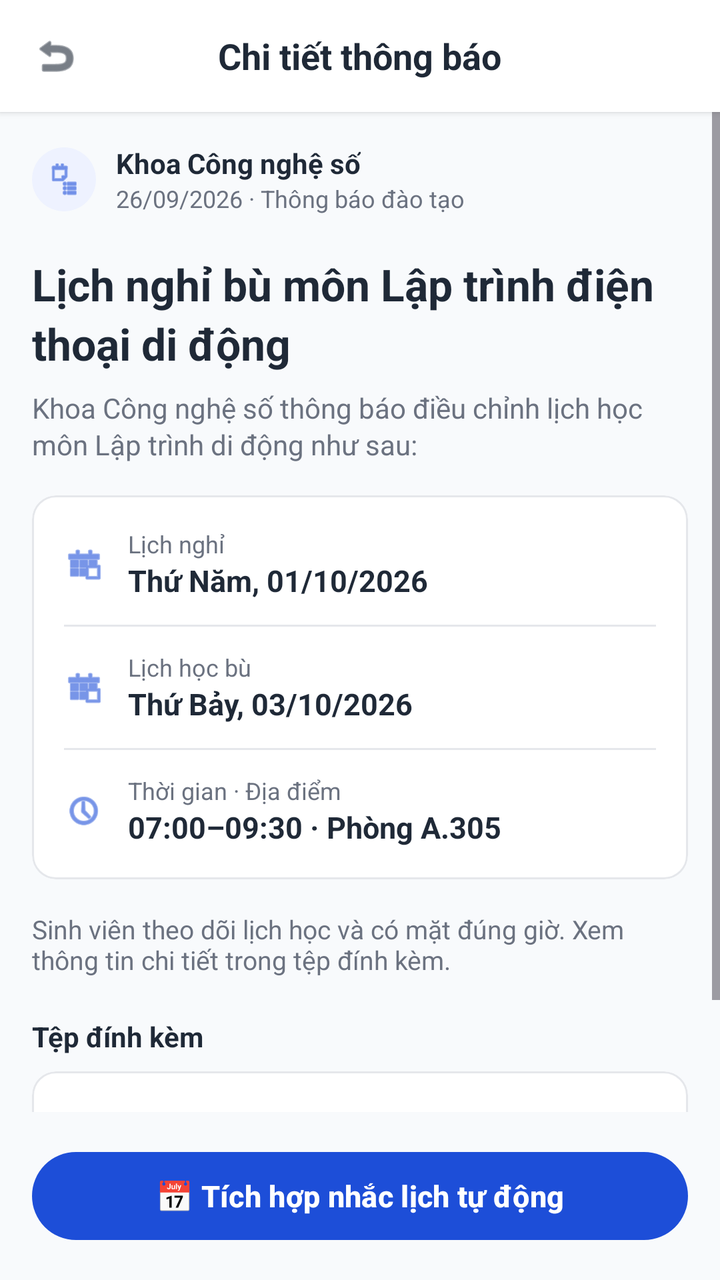
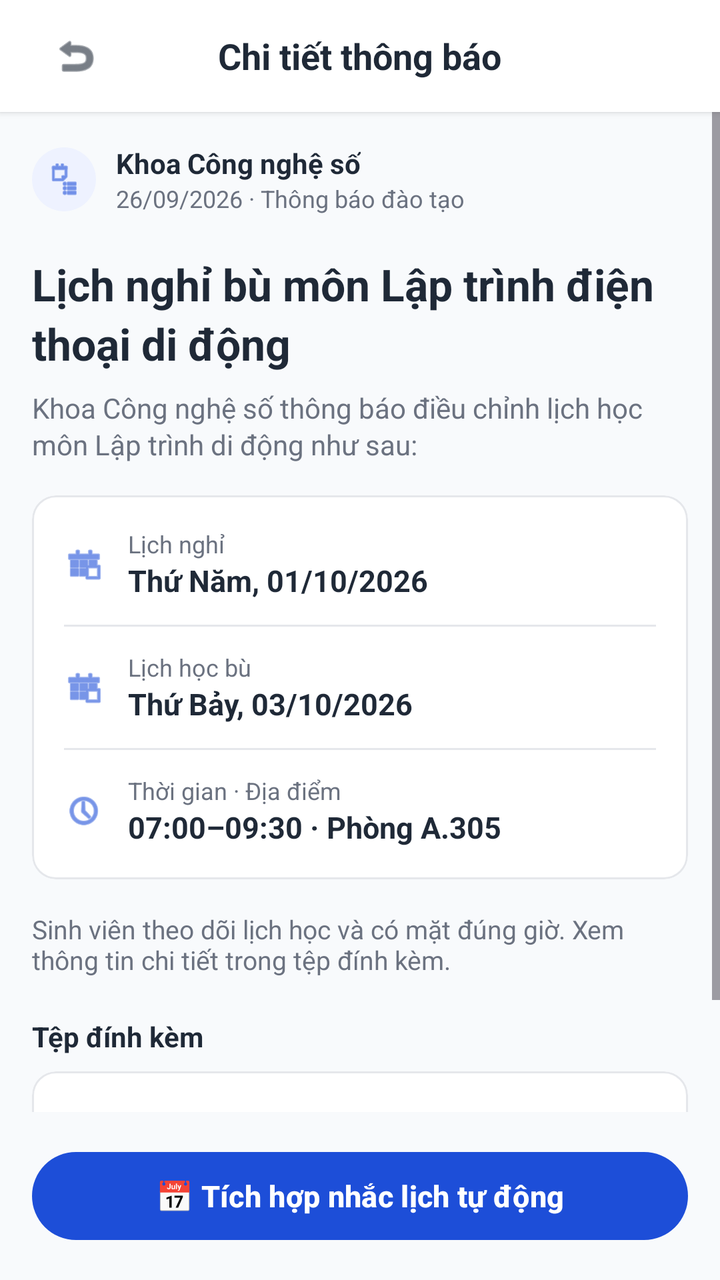

Before-and-after screenshots of an Android layout around one commit, followed by the original layout XML and the change that was made.
<!-- AndroidManifest.xml: application theme Theme.XayDung -->
<!-- res/layout/activity_notification_detail.xml -->
<?xml version="1.0" encoding="utf-8"?>
<RelativeLayout xmlns:android="http://schemas.android.com/apk/res/android"
    xmlns:app="http://schemas.android.com/apk/res-auto"
    android:layout_width="match_parent"
    android:layout_height="match_parent"
    android:background="@color/figma_bg">

    
    <RelativeLayout
        android:id="@+id/headerToolbar"
        android:layout_width="match_parent"
        android:layout_height="56dp"
        android:paddingHorizontal="16dp"
        android:background="@color/white"
        android:elevation="2dp">

        <ImageView
            android:id="@+id/btnBack"
            android:layout_width="24dp"
            android:layout_height="24dp"
            android:layout_centerVertical="true"
            android:src="@android:drawable/ic_menu_revert"
            android:contentDescription="Back"
            app:tint="@color/figma_text_primary" />

        <TextView
            android:layout_width="wrap_content"
            android:layout_height="wrap_content"
            android:layout_centerInParent="true"
            android:text="Chi tiết thông báo"
            android:textColor="@color/figma_text_primary"
            android:textSize="18sp"
            android:textStyle="bold" />
    </RelativeLayout>

    <ScrollView
        android:layout_width="match_parent"
        android:layout_height="match_parent"
        android:layout_below="@id/headerToolbar"
        android:layout_above="@id/btnIntegrateSchedule"
        android:fillViewport="true">

        <LinearLayout
            android:layout_width="match_parent"
            android:layout_height="wrap_content"
            android:orientation="vertical"
            android:padding="16dp">

            
            <LinearLayout
                android:layout_width="wrap_content"
                android:layout_height="wrap_content"
                android:orientation="horizontal"
                android:gravity="center_vertical">

                <FrameLayout
                    android:layout_width="32dp"
                    android:layout_height="32dp"
                    android:background="@drawable/bg_logo_badge">

                    <ImageView
                        android:layout_width="18dp"
                        android:layout_height="18dp"
                        android:layout_gravity="center"
                        android:src="@android:drawable/ic_menu_agenda"
                        android:contentDescription="Icon"
                        app:tint="@color/figma_blue" />
                </FrameLayout>

                <LinearLayout
                    android:layout_width="wrap_content"
                    android:layout_height="wrap_content"
                    android:layout_marginStart="10dp"
                    android:orientation="vertical">

                    <TextView
                        android:layout_width="wrap_content"
                        android:layout_height="wrap_content"
                        android:text="Khoa Công nghệ số"
                        android:textColor="@color/figma_text_primary"
                        android:textSize="14sp"
                        android:textStyle="bold" />

                    <TextView
                        android:layout_width="wrap_content"
                        android:layout_height="wrap_content"
                        android:text="26/09/2026 · Thông báo đào tạo"
                        android:textColor="@color/figma_text_secondary"
                        android:textSize="12sp" />
                </LinearLayout>
            </LinearLayout>

            
            <TextView
                android:layout_width="match_parent"
                android:layout_height="wrap_content"
                android:layout_marginTop="20dp"
                android:text="Lịch nghỉ bù môn Lập trình điện thoại di động"
                android:textColor="@color/figma_text_primary"
                android:textSize="22sp"
                android:textStyle="bold"
                android:lineSpacingExtra="4dp" />

            
            <TextView
                android:layout_width="match_parent"
                android:layout_height="wrap_content"
                android:layout_marginTop="8dp"
                android:text="Khoa Công nghệ số thông báo điều chỉnh lịch học môn Lập trình di động như sau:"
                android:textColor="@color/figma_text_secondary"
                android:textSize="14sp"
                android:lineSpacingExtra="2dp" />

            
            <com.google.android.material.card.MaterialCardView
                android:layout_width="match_parent"
                android:layout_height="wrap_content"
                android:layout_marginTop="16dp"
                app:cardCornerRadius="12dp"
                app:cardElevation="0dp"
                app:cardBackgroundColor="@color/white"
                app:strokeColor="@color/figma_card_border"
                app:strokeWidth="1dp">

                <LinearLayout
                    android:layout_width="match_parent"
                    android:layout_height="wrap_content"
                    android:orientation="vertical"
                    android:padding="16dp">

                    
                    <LinearLayout
                        android:layout_width="match_parent"
                        android:layout_height="wrap_content"
                        android:orientation="horizontal"
                        android:gravity="center_vertical">

                        <ImageView
                            android:layout_width="20dp"
                            android:layout_height="20dp"
                            android:src="@android:drawable/ic_menu_today"
                            android:contentDescription="Calendar"
                            app:tint="@color/figma_blue" />

                        <LinearLayout
                            android:layout_width="wrap_content"
                            android:layout_height="wrap_content"
                            android:layout_marginStart="12dp"
                            android:orientation="vertical">

                            <TextView
                                android:layout_width="wrap_content"
                                android:layout_height="wrap_content"
                                android:text="Lịch nghỉ"
                                android:textColor="@color/figma_text_secondary"
                                android:textSize="12sp" />

                            <TextView
                                android:layout_width="wrap_content"
                                android:layout_height="wrap_content"
                                android:text="Thứ Năm, 01/10/2026"
                                android:textColor="@color/figma_text_primary"
                                android:textSize="15sp"
                                android:textStyle="bold" />
                        </LinearLayout>
                    </LinearLayout>

                    <View
                        android:layout_width="match_parent"
                        android:layout_height="1dp"
                        android:layout_marginVertical="12dp"
                        android:background="@color/figma_card_border" />

                    
                    <LinearLayout
                        android:layout_width="match_parent"
                        android:layout_height="wrap_content"
                        android:orientation="horizontal"
                        android:gravity="center_vertical">

                        <ImageView
                            android:layout_width="20dp"
                            android:layout_height="20dp"
                            android:src="@android:drawable/ic_menu_today"
                            android:contentDescription="Calendar"
                            app:tint="@color/figma_blue" />

                        <LinearLayout
                            android:layout_width="wrap_content"
                            android:layout_height="wrap_content"
                            android:layout_marginStart="12dp"
                            android:orientation="vertical">

                            <TextView
                                android:layout_width="wrap_content"
                                android:layout_height="wrap_content"
                                android:text="Lịch học bù"
                                android:textColor="@color/figma_text_secondary"
                                android:textSize="12sp" />

                            <TextView
                                android:layout_width="wrap_content"
                                android:layout_height="wrap_content"
                                android:text="Thứ Bảy, 03/10/2026"
                                android:textColor="@color/figma_text_primary"
                                android:textSize="15sp"
                                android:textStyle="bold" />
                        </LinearLayout>
                    </LinearLayout>

                    <View
                        android:layout_width="match_parent"
                        android:layout_height="1dp"
                        android:layout_marginVertical="12dp"
                        android:background="@color/figma_card_border" />

                    
                    <LinearLayout
                        android:layout_width="match_parent"
                        android:layout_height="wrap_content"
                        android:orientation="horizontal"
                        android:gravity="center_vertical">

                        <ImageView
                            android:layout_width="20dp"
                            android:layout_height="20dp"
                            android:src="@android:drawable/ic_menu_recent_history"
                            android:contentDescription="Time"
                            app:tint="@color/figma_blue" />

                        <LinearLayout
                            android:layout_width="wrap_content"
                            android:layout_height="wrap_content"
                            android:layout_marginStart="12dp"
                            android:orientation="vertical">

                            <TextView
                                android:layout_width="wrap_content"
                                android:layout_height="wrap_content"
                                android:text="Thời gian · Địa điểm"
                                android:textColor="@color/figma_text_secondary"
                                android:textSize="12sp" />

                            <TextView
                                android:layout_width="wrap_content"
                                android:layout_height="wrap_content"
                                android:text="07:00–09:30 · Phòng A.305"
                                android:textColor="@color/figma_text_primary"
                                android:textSize="15sp"
                                android:textStyle="bold" />
                        </LinearLayout>
                    </LinearLayout>

                </LinearLayout>
            </com.google.android.material.card.MaterialCardView>

            <TextView
                android:layout_width="match_parent"
                android:layout_height="wrap_content"
                android:layout_marginTop="16dp"
                android:text="Sinh viên theo dõi lịch học và có mặt đúng giờ. Xem thông tin chi tiết trong tệp đính kèm."
                android:textColor="@color/figma_text_secondary"
                android:textSize="13sp" />

            
            <TextView
                android:layout_width="wrap_content"
                android:layout_height="wrap_content"
                android:layout_marginTop="20dp"
                android:text="Tệp đính kèm"
                android:textColor="@color/figma_text_primary"
                android:textSize="14sp"
                android:textStyle="bold" />

            <com.google.android.material.card.MaterialCardView
                android:layout_width="match_parent"
                android:layout_height="wrap_content"
                android:layout_marginTop="8dp"
                app:cardCornerRadius="12dp"
                app:cardElevation="0dp"
                app:cardBackgroundColor="@color/white"
                app:strokeColor="@color/figma_card_border"
                app:strokeWidth="1dp">

                <RelativeLayout
                    android:layout_width="match_parent"
                    android:layout_height="wrap_content"
                    android:padding="16dp">

                    <ImageView
                        android:id="@+id/iconPdf"
                        android:layout_width="24dp"
                        android:layout_height="24dp"
                        android:layout_alignParentStart="true"
                        android:layout_centerVertical="true"
                        android:src="@android:drawable/ic_menu_agenda"
                        android:contentDescription="PDF"
                        app:tint="@color/figma_blue" />

                    <LinearLayout
                        android:layout_width="wrap_content"
                        android:layout_height="wrap_content"
                        android:layout_toEndOf="@id/iconPdf"
                        android:layout_marginStart="12dp"
                        android:layout_centerVertical="true"
                        android:orientation="vertical">

                        <TextView
                            android:layout_width="wrap_content"
                            android:layout_height="wrap_content"
                            android:text="Lich_nghi_bu.pdf"
                            android:textColor="@color/figma_text_primary"
                            android:textSize="14sp"
                            android:textStyle="bold" />

                        <TextView
                            android:layout_width="wrap_content"
                            android:layout_height="wrap_content"
                            android:text="PDF · 248 KB"
                            android:textColor="@color/figma_text_secondary"
                            android:textSize="12sp" />
                    </LinearLayout>

                    <ImageView
                        android:layout_width="20dp"
                        android:layout_height="20dp"
                        android:layout_alignParentEnd="true"
                        android:layout_centerVertical="true"
                        android:src="@android:drawable/ic_menu_save"
                        android:contentDescription="Download"
                        app:tint="@color/figma_blue" />
                </RelativeLayout>
            </com.google.android.material.card.MaterialCardView>

        </LinearLayout>
    </ScrollView>

    
    <com.google.android.material.button.MaterialButton
        android:id="@+id/btnIntegrateSchedule"
        android:layout_width="match_parent"
        android:layout_height="52dp"
        android:layout_alignParentBottom="true"
        android:layout_margin="16dp"
        android:text="📅 Tích hợp nhắc lịch tự động"
        android:textSize="15sp"
        android:textStyle="bold"
        app:cornerRadius="26dp"
        app:backgroundTint="@color/figma_blue" />

</RelativeLayout>
<!-- resources referenced by this layout -->
<resources>
  <color name="figma_bg">#F8FAFC</color>
  <color name="figma_blue">#1D4ED8</color>
  <color name="figma_card_border">#E5E7EB</color>
  <color name="figma_text_primary">#1F2937</color>
  <color name="figma_text_secondary">#6B7280</color>
  <color name="white">#FFFFFFFF</color>
  <!-- drawable bg_logo_badge (drawable) -->
  <?xml version="1.0" encoding="utf-8"?>
  <shape xmlns:android="http://schemas.android.com/apk/res/android"
      android:shape="rectangle">
      <solid android:color="@color/figma_blue_light" />
      <corners android:radius="20dp" />
  </shape>
  <style name="Theme.XayDung" parent="Base.Theme.XayDung" />
  <color name="figma_blue_light">#EEF2FF</color>
  <style name="Base.Theme.XayDung" parent="Theme.Material3.DayNight.NoActionBar">
          <item name="colorPrimary">@color/figma_blue</item>
          <item name="colorPrimaryDark">@color/figma_blue_dark</item>
          <item name="colorSecondary">@color/figma_blue</item>
          <item name="android:windowBackground">@color/figma_bg</item>
      </style>
  <color name="figma_blue_dark">#1E40AF</color>
</resources>

<!-- the commit's change to res/layout/activity_notification_detail.xml (unified diff, before → after) -->
@@ -16,9 +16,13 @@
 
         <ImageView
             android:id="@+id/btnBack"
-            android:layout_width="24dp"
-            android:layout_height="24dp"
+            android:layout_width="44dp"
+            android:layout_height="44dp"
             android:layout_centerVertical="true"
+            android:padding="10dp"
+            android:clickable="true"
+            android:focusable="true"
+            android:background="?attr/selectableItemBackgroundBorderless"
             android:src="@android:drawable/ic_menu_revert"
             android:contentDescription="Back"
             app:tint="@color/figma_text_primary" />
